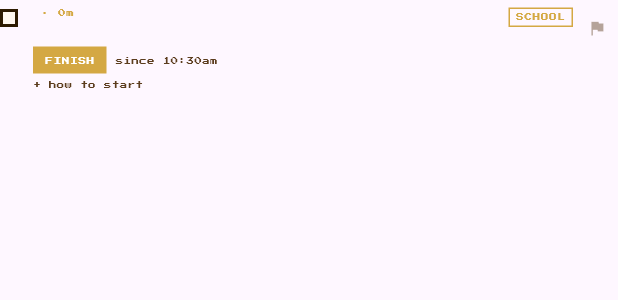
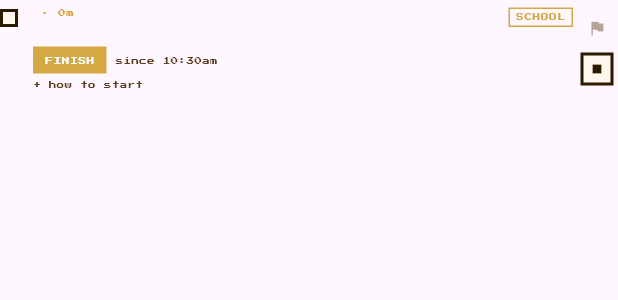
Before and after one commit to marioario5/Planner, a Flutter app: the _TaskRow widget shown alone on an empty page, opened directly with empty values, on a phone screen of 412 x 824 dp. Shown: the top 300 px of the screen. Run offline on Flutter 3.47's test engine with Material 3 defaults, Android fonts, the phone set to English and light mode, and no system bars; our stand-ins replace google_fonts, shared_preferences; accounts and stored records are empty.

Commit message:
Add a stop button under the flag that resets a task's Start
Shows whenever a task has a Start press (also after it is finished), tap clears
the start time on the server.

Co-Authored-By: Claude Sonnet 5.5 <noreply@anthropic.com>

```diff
--- a/lib/planner_screen.dart
+++ b/lib/planner_screen.dart
@@ -252,6 +252,20 @@ class _PlannerScreenState extends State<PlannerScreen>
     if (!ok && mounted) {
       setState(() {
         task.startedAt = null;
+        _error = "Couldn't sync that change";
+      });
+    }
+  }
+
+  /// The stop/reset button under the flag: forgets the Start press (an accidental Start, or a start he doesn't trust).
+  Future<void> _resetStart(Task task) async {
+    HapticFeedback.mediumImpact();
+    final before = task.startedAt;
+    setState(() => task.startedAt = null);
+    final ok = await TasksService.setTaskStarted(task, false);
+    if (!ok && mounted) {
+      setState(() {
+        task.startedAt = before;
         _error = "Couldn't sync that change";
       });
     }
@@ -698,6 +712,7 @@ class _PlannerScreenState extends State<PlannerScreen>
             task: t,
             onToggle: () => _toggleTask(t),
             onStart: () => _startTask(t),
+            onResetStart: () => _resetStart(t),
             onFlag: () => _toggleFlag(t),
             onDelete: () => _deleteTask(t),
           )).toList(),
@@ -951,12 +966,14 @@ class _TaskRow extends StatefulWidget {
   final Task task;
   final VoidCallback onToggle;
   final VoidCallback onStart;
+  final VoidCallback onResetStart;
   final VoidCallback onFlag;
   final VoidCallback onDelete;
   const _TaskRow({
     required this.task,
     required this.onToggle,
     required this.onStart,
+    required this.onResetStart,
     required this.onFlag,
     required this.onDelete,
   });
@@ -1153,7 +1170,25 @@ class _TaskRowState extends State<_TaskRow> with SingleTickerProviderStateMixin
               ),
             ),
             const SizedBox(width: 2),
-            _HoldFlag(flagged: task.flagged, onHeld: widget.onFlag),
+            // The flag, and right under it (only once Start has been pressed) a stop button that resets the start.
+            Column(mainAxisSize: MainAxisSize.min, children: [
+              _HoldFlag(flagged: task.flagged, onHeld: widget.onFlag),
+              if (task.startedAt != null)
+                GestureDetector(
+                  behavior: HitTestBehavior.opaque,
+                  onTap: widget.onResetStart,
+                  child: Container(
+                    width: 22,
+                    height: 22,
+                    margin: const EdgeInsets.only(top: 2),
+                    decoration: BoxDecoration(
+                      color: cPaper,
+                      border: Border.all(color: cInk, width: 2),
+                    ),
+                    child: const Icon(Icons.stop, size: 12, color: cInk),
+                  ),
+                ),
+            ]),
           ]),
         ),
         ),
```
